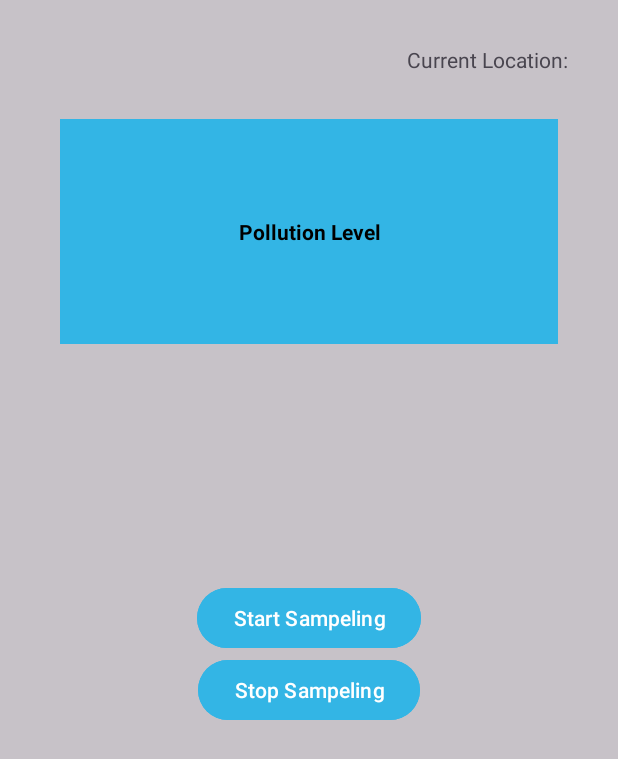
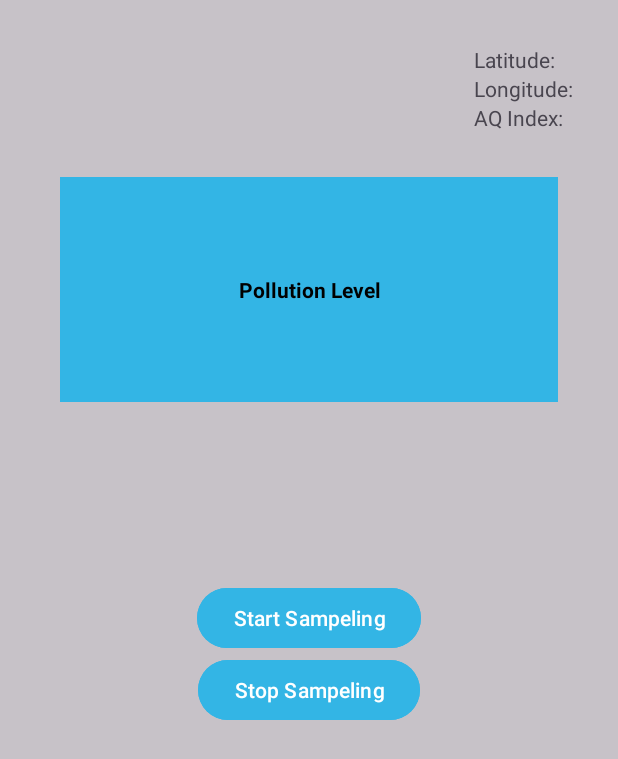
Before and after one commit to amitbarel/24B-10234-final, an Android app: the screen it shows after launch (MainActivity), on a phone screen of 412 x 824 dp. Shown: the top 759 px of the screen. Run offline under Robolectric (Android 15) with nearby library versions, the phone set to English and light mode, and no system bars.

Commit message:
Changed MainActivity's stats showing window, added a check about the notifications.and changed it to check every 5 seconds

```diff
--- a/app/src/main/java/dev/amitb/a24b_10234_finalproject/MainActivity.java
+++ b/app/src/main/java/dev/amitb/a24b_10234_finalproject/MainActivity.java
@@ -1,18 +1,19 @@
 package dev.amitb.a24b_10234_finalproject;
 
 import android.Manifest;
+import android.app.NotificationManager;
 import android.content.BroadcastReceiver;
 import android.content.Context;
 import android.content.Intent;
 import android.content.IntentFilter;
 import android.content.pm.PackageManager;
+import android.os.Build;
 import android.os.Bundle;
 import androidx.appcompat.app.AppCompatActivity;
 import androidx.core.app.ActivityCompat;
 import androidx.core.content.ContextCompat;
 import androidx.localbroadcastmanager.content.LocalBroadcastManager;
 
-import com.google.android.gms.location.FusedLocationProviderClient;
 import com.google.android.material.button.MaterialButton;
 import com.google.android.material.textview.MaterialTextView;
 import com.google.gson.Gson;
@@ -21,9 +22,7 @@ public class MainActivity extends AppCompatActivity {
 
     private static final int REQUEST_LOCATION_PERMISSION = 10001;
 
-    private FusedLocationProviderClient fusedLocationClient;
-
-    private MaterialTextView location_msg;
+    private MaterialTextView lat_msg, lon_msg, aqi_msg;
     private MaterialTextView pollution_window;
     private MaterialButton start_BTN, stop_BTN;
 
@@ -43,7 +42,9 @@ public class MainActivity extends AppCompatActivity {
     }
 
     private void findViews() {
-        location_msg = findViewById(R.id.location_msg);
+        lat_msg = findViewById(R.id.lat_msg);
+        lon_msg = findViewById(R.id.lon_msg);
+        aqi_msg = findViewById(R.id.aqi_msg);
         pollution_window = findViewById(R.id.pollution_window);
         start_BTN = findViewById(R.id.start_BTN);
         stop_BTN = findViewById(R.id.stop_BTN);
@@ -57,19 +58,21 @@ public class MainActivity extends AppCompatActivity {
                 int color;
                 String txt;
                 MyLoc myLoc = new Gson().fromJson(json, MyLoc.class);
-                location_msg.setText("Location: " + myLoc.getLat() + " " + myLoc.getLon());
                 int index = myLoc.getAqi();
+                lat_msg.setText("Latitude: " + myLoc.getLat());
+                lon_msg.setText("Longitude: " + myLoc.getLon());
+                aqi_msg.setText("AQ Index: " + myLoc.getAqi());
                 if (index <= 50) {
                     txt = "Good!";
                     color = R.color.pol_good;
                 } else if (index <= 100) {
-                    txt = "Fair";
+                    txt = "Moderate";
                     color = R.color.pol_medium;
                 } else if (index <= 200) {
-                    txt = "Poor";
+                    txt = "Unhealthy";
                     color = R.color.pol_bad;
                 } else {
-                    txt = "Very Poor";
+                    txt = "Very Unhealthy or Hazardous";
                     color = R.color.pol_very_bad;
                 }
                 pollution_window.setBackgroundColor(ContextCompat.getColor(MainActivity.this, color));
@@ -81,18 +84,35 @@ public class MainActivity extends AppCompatActivity {
     };
 
     private boolean checkPermissions() {
-        return ContextCompat.checkSelfPermission(this, android.Manifest.permission.ACCESS_FINE_LOCATION) == PackageManager.PERMISSION_GRANTED &&
+        boolean locationPermission = ContextCompat.checkSelfPermission(this, Manifest.permission.ACCESS_FINE_LOCATION) == PackageManager.PERMISSION_GRANTED &&
                 ContextCompat.checkSelfPermission(this, Manifest.permission.ACCESS_COARSE_LOCATION) == PackageManager.PERMISSION_GRANTED;
+        boolean notificationPermission = true;
+
+        if (android.os.Build.VERSION.SDK_INT >= android.os.Build.VERSION_CODES.TIRAMISU) {
+            NotificationManager notificationManager = (NotificationManager) getSystemService(Context.NOTIFICATION_SERVICE);
+            notificationPermission = notificationManager.areNotificationsEnabled();
+        }
+
+        return locationPermission && notificationPermission;
     }
 
     private void requestPermissions() {
-        ActivityCompat.requestPermissions(this,
-                new String[]{Manifest.permission.ACCESS_FINE_LOCATION, Manifest.permission.ACCESS_COARSE_LOCATION},
-                REQUEST_LOCATION_PERMISSION);
+        if (Build.VERSION.SDK_INT >= Build.VERSION_CODES.TIRAMISU) {
+            ActivityCompat.requestPermissions(this,
+                    new String[]{Manifest.permission.ACCESS_FINE_LOCATION, Manifest.permission.ACCESS_COARSE_LOCATION, Manifest.permission.POST_NOTIFICATIONS},
+                    REQUEST_LOCATION_PERMISSION);
+        } else {
+            ActivityCompat.requestPermissions(this,
+                    new String[]{Manifest.permission.ACCESS_FINE_LOCATION, Manifest.permission.ACCESS_COARSE_LOCATION},
+                    REQUEST_LOCATION_PERMISSION);
+        }
     }
 
     private void startService() {
-        sendActionToService(AirQualityService.START_FOREGROUND_SERVICE);
+        if (checkPermissions())
+            sendActionToService(AirQualityService.START_FOREGROUND_SERVICE);
+        else
+            requestPermissions();
     }
 
     private void stopService() {
--- a/app/src/main/res/layout/activity_main.xml
+++ b/app/src/main/res/layout/activity_main.xml
@@ -7,20 +7,41 @@
     android:layout_height="match_parent"
     tools:context=".MainActivity">
 
-    <com.google.android.material.textview.MaterialTextView
-        android:id="@+id/location_msg"
+    <LinearLayout
+        android:id="@+id/location_window"
         android:layout_width="wrap_content"
         android:layout_height="wrap_content"
         android:layout_alignParentEnd="true"
+        android:orientation="vertical"
         android:layout_marginTop="30dp"
-        android:layout_marginEnd="30dp"
-        android:text="Current Location: " />
+        android:layout_marginEnd="30dp">
+
+        <com.google.android.material.textview.MaterialTextView
+            android:id="@+id/lat_msg"
+            android:layout_width="wrap_content"
+            android:layout_height="wrap_content"
+            android:text="Latitude:"/>
+
+        <com.google.android.material.textview.MaterialTextView
+            android:id="@+id/lon_msg"
+            android:layout_width="wrap_content"
+            android:layout_height="wrap_content"
+            android:text="Longitude:"/>
+
+        <com.google.android.material.textview.MaterialTextView
+            android:id="@+id/aqi_msg"
+            android:layout_width="wrap_content"
+            android:layout_height="wrap_content"
+            android:text="AQ Index:"/>
+
+    </LinearLayout>
+
 
     <com.google.android.material.textview.MaterialTextView
         android:id="@+id/pollution_window"
         android:layout_width="match_parent"
         android:layout_height="150dp"
-        android:layout_below="@id/location_msg"
+        android:layout_below="@id/location_window"
         android:layout_marginHorizontal="40dp"
         android:layout_marginTop="30dp"
         android:textColor="@color/black"
```
